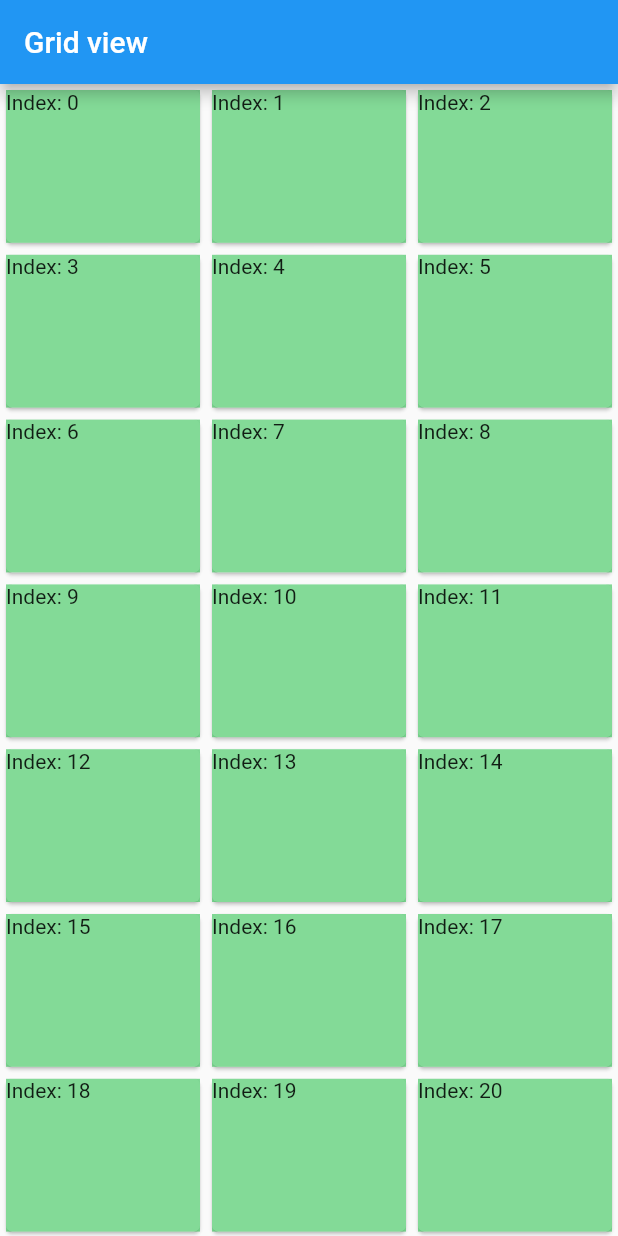
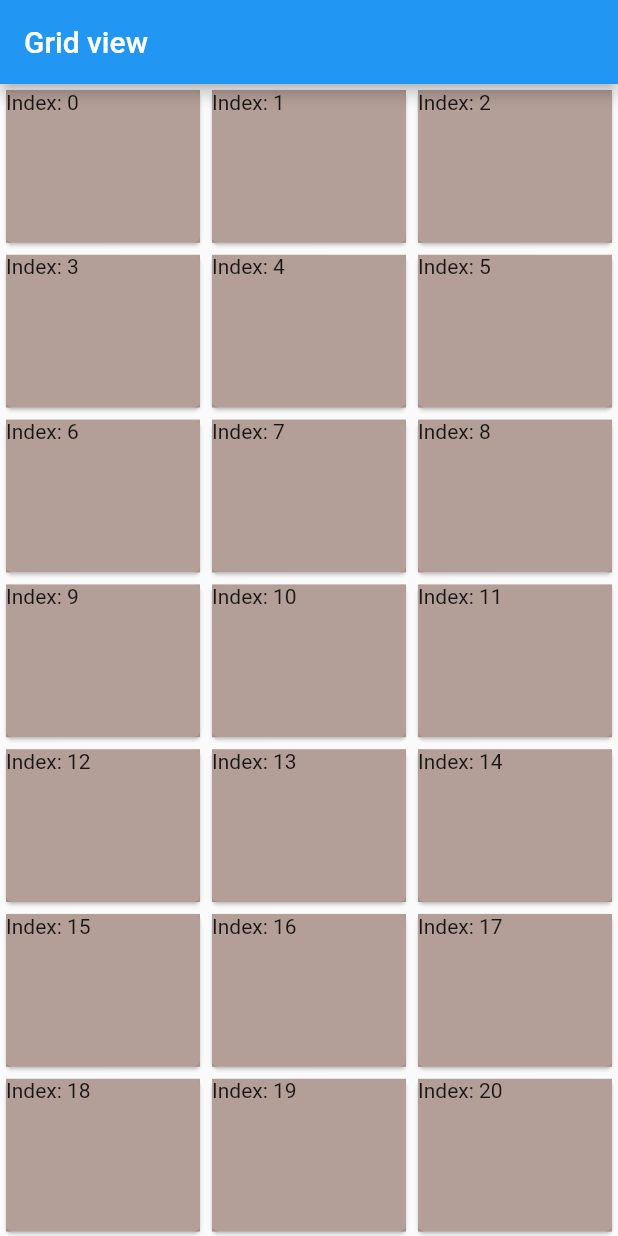
Before and after one commit to hoogle/flutter_app, a Flutter app: the screen it shows after launch, on a phone screen of 412 x 824 dp. Run offline on Flutter 3.47's test engine with Material 2 defaults, Android fonts, the phone set to English and light mode, and no system bars.

Commit message:
Add Gridview example (code rearrange)
Signed-off-by: Hoogle Wang <hoogle.wang@gmail.com>

```diff
--- a/lib/main.dart
+++ b/lib/main.dart
@@ -9,11 +9,9 @@ void main() => runApp(MaterialApp(
 class MyGridview extends StatelessWidget{
   @override
   Widget build(BuildContext context) {
-    final title = 'Grid view';
-    return new MaterialApp(
-      home: new Scaffold(
+    return Scaffold(
         appBar: AppBar(
-          title: new Text(title),
+          title: Text('Grid view'),
         ),
         //body: GridView.count(
         //  crossAxisCount: 2,
@@ -30,21 +28,20 @@ class MyGridview extends StatelessWidget{
 
         body: GridView.builder(
           gridDelegate:
-              SliverGridDelegateWithMaxCrossAxisExtent(
-                maxCrossAxisExtent: 150,
-                childAspectRatio: 1.25,
-              ),
+            SliverGridDelegateWithMaxCrossAxisExtent(
+              maxCrossAxisExtent: 150,
+              childAspectRatio: 1.25,
+            ),
           itemBuilder: (context, index) {
             return Card(child:
               Container(
-                color: Color.fromARGB(150, 44, 192, 79),
+                color: Color.fromARGB(150, 125, 92, 79),
                 child: Text('Index: $index'),
               ),
             );
           }
         ),
-      ),
-    );
+      );
   }
 }
 
```
